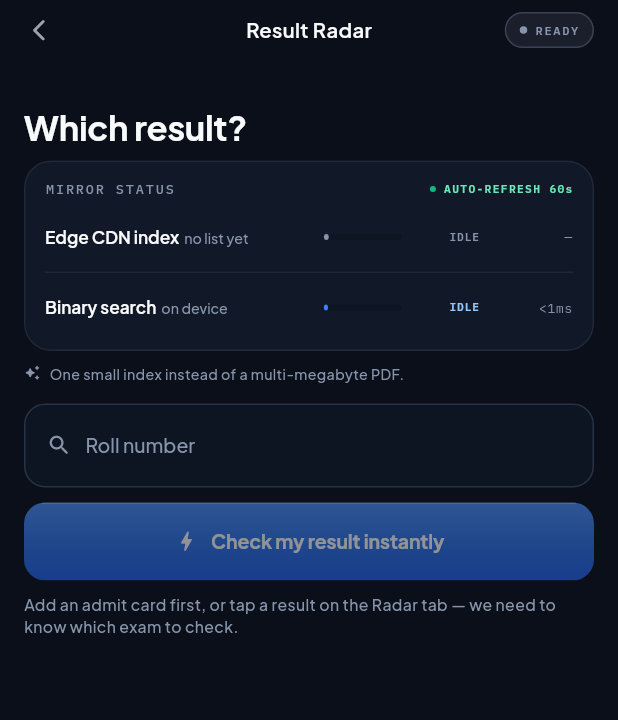
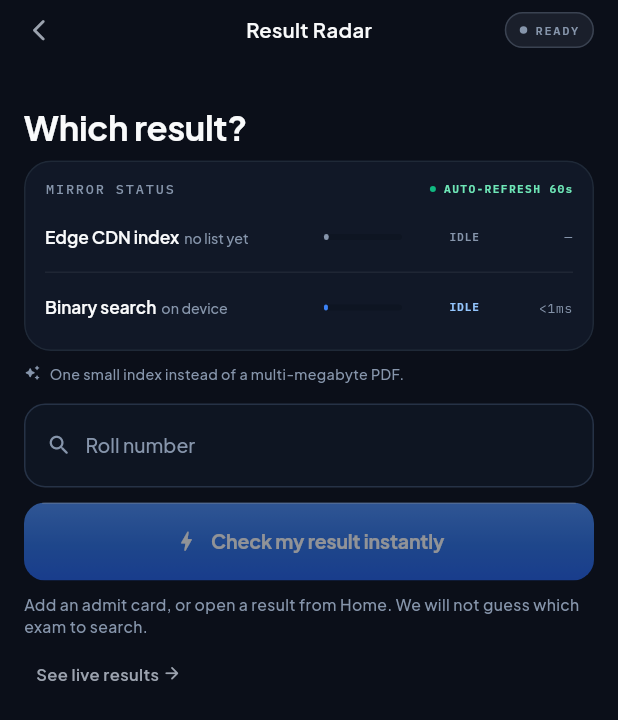
Before and after one commit to aasheesh333/ExamVault, a Flutter app: the InstantResultCheckerScreen screen opened directly, on a phone screen of 412 x 824 dp. Shown: the top 720 px of the screen. Run offline on Flutter 3.47's test engine with Material 3 defaults, Android fonts, the phone set to English and light mode, and no system bars; our stand-ins replace firebase_core, firebase_messaging, flutter_riverpod, flutter_secure_storage, google_fonts, hive_ce_flutter and 1 more; missing offline and left inert: onesignal_flutter; accounts and stored records are empty; network calls fail.

Commit message:
fix: point empty states at the right place; show cache age
  * the checker's empty state said "tap a result on the Radar tab" — while the
    user was on that tab, and the live list is on Home. It now names Home and
    offers a button that goes there.
  * a cached feed showed "CACHED" with no age, so a document saved seconds ago and
    one saved yesterday looked identical. The age is the reason the label exists.

```diff
--- a/app/lib/features/result_checker/instant_result_checker_screen.dart
+++ b/app/lib/features/result_checker/instant_result_checker_screen.dart
@@ -279,10 +279,24 @@ class _InstantResultCheckerScreenState
                   ),
                   if (examId == null) ...[
                     const SizedBox(height: 8),
+                    // "Tap a result on the Radar tab" was wrong twice over: this
+                    // *is* the Radar tab, and the live list is on Home. Advice
+                    // that points at the screen you are already on reads as a bug.
                     Text(
-                      'Add an admit card first, or tap a result on the Radar '
-                      'tab — we need to know which exam to check.',
+                      'Add an admit card, or open a result from Home. We will not '
+                      'guess which exam to search.',
                       style: context.type.bodyMuted.copyWith(fontSize: 10.5),
+                    ),
+                    const SizedBox(height: 8),
+                    Align(
+                      alignment: Alignment.centerLeft,
+                      child: EvTextAction(
+                        label: 'See live results',
+                        icon: Icons.arrow_forward_rounded,
+                        onPressed: () => ref
+                            .read(tabIndexProvider.notifier)
+                            .select(EvTab.home),
+                      ),
                     ),
                   ],
                   // We open the commission's own PDF rather than a copy of it.
```
Also changed, not shown: app/lib/features/command_center/command_center_screen.dart (+7 -4 lines), 1 other file.
